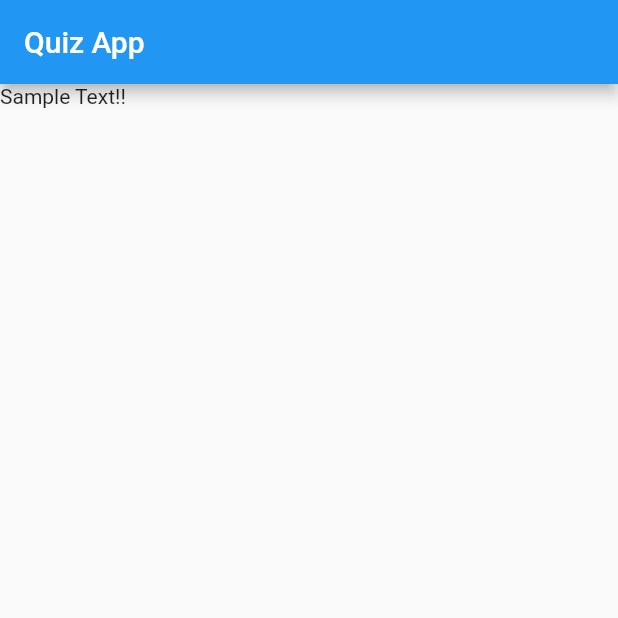
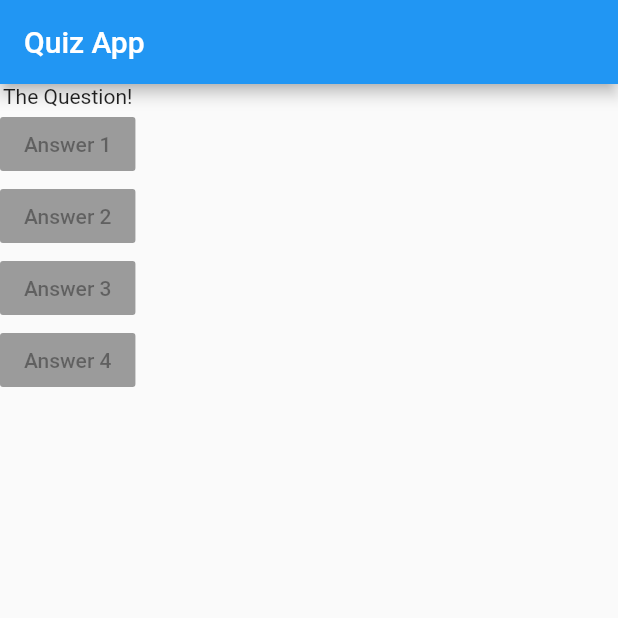
Before and after one commit to AsishSamantaray/flutter-quiz-app, a Flutter app: the screen it shows after launch, on a phone screen of 412 x 824 dp, the top half of it. Run offline on Flutter 3.47's test engine with Material 2 defaults, Android fonts, the phone set to English and light mode, and no system bars.

Commit message:
Text and 4 RaisedButton added on the body.

```diff
--- a/lib/main.dart
+++ b/lib/main.dart
@@ -10,7 +10,27 @@ class MyApp extends StatelessWidget {
         appBar: AppBar(
           title: Text("Quiz App"),
         ),
-        body: Text("Sample Text!!"),
+        body: Column(
+          children: [
+            Text("The Question!"),
+            RaisedButton(
+              child: Text("Answer 1"),
+              onPressed: null,
+            ),
+            RaisedButton(
+              child: Text("Answer 2"),
+              onPressed: null,
+            ),
+            RaisedButton(
+              child: Text("Answer 3"),
+              onPressed: null,
+            ),
+            RaisedButton(
+              child: Text("Answer 4"),
+              onPressed: null,
+            ),
+          ],
+        ),
       ),
     );
   }
```
